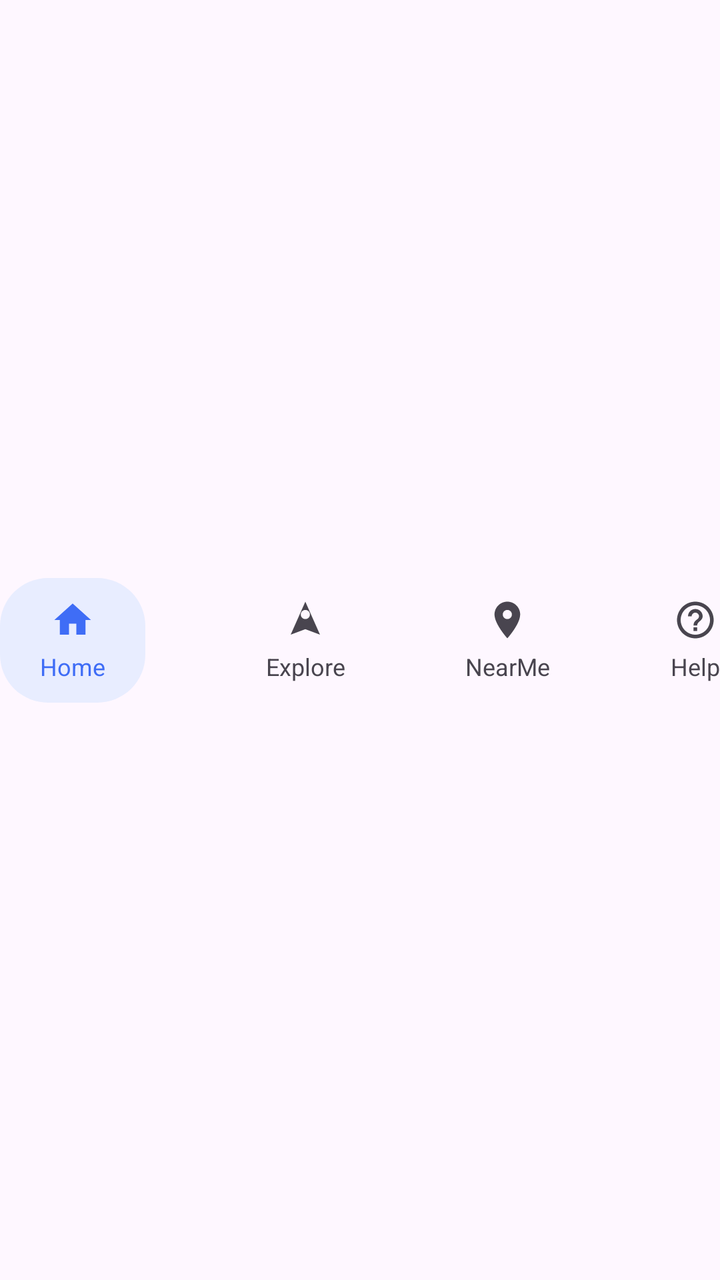
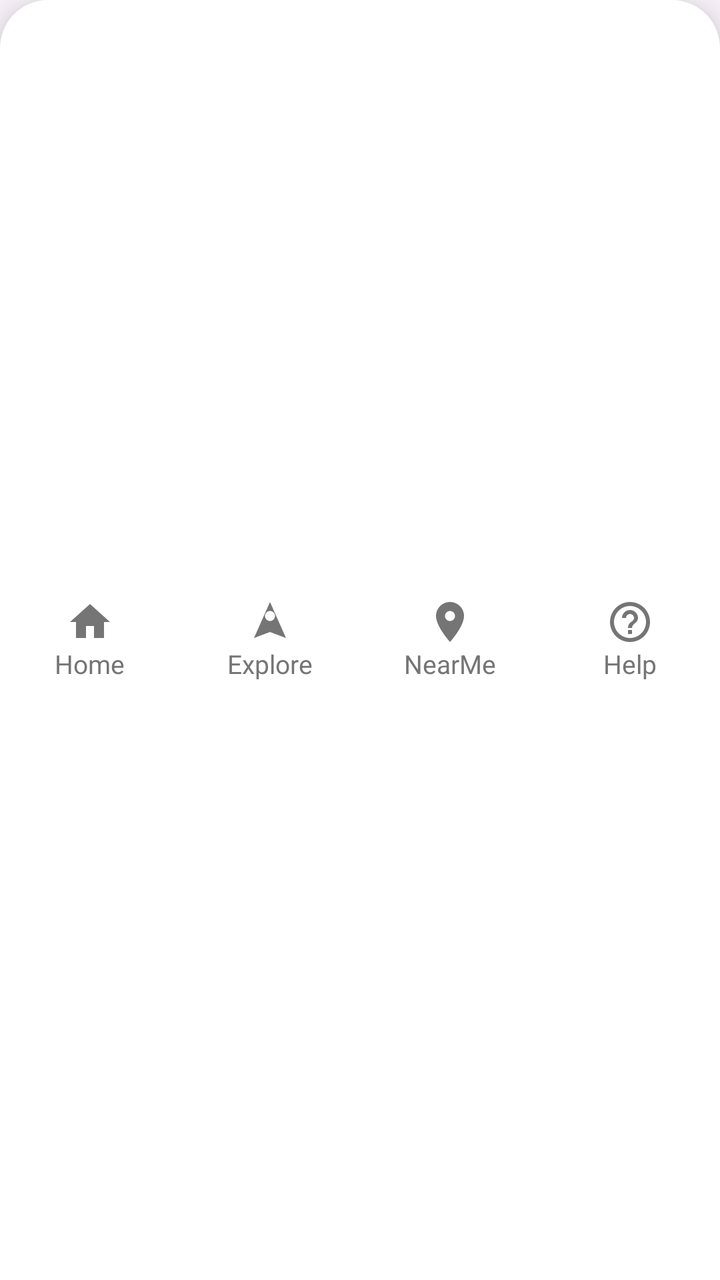

An Android layout rendered at two revisions. The XML below is the earlier revision; the diff shows what the commit changed to produce the second picture.
<!-- AndroidManifest.xml: application theme Theme.CampusSaathi -->
<!-- res/layout/layout_cs_footer.xml -->
<?xml version="1.0" encoding="utf-8"?>
<androidx.constraintlayout.widget.ConstraintLayout
    xmlns:android="http://schemas.android.com/apk/res/android"
    xmlns:app="http://schemas.android.com/apk/res-auto"
    android:id="@+id/cs_footer_root"
    android:layout_width="match_parent"
    android:layout_height="@dimen/cs_footer_height">

    
    <LinearLayout
        android:id="@+id/cs_footer_home_container"
        android:layout_width="wrap_content"
        android:layout_height="wrap_content"
        android:orientation="vertical"
        android:gravity="center"
        android:paddingHorizontal="@dimen/cs_footer_selected_padding_horizontal"
        android:paddingVertical="@dimen/cs_footer_selected_padding_vertical"
        android:background="@drawable/cs_footer_bg_selected"
        app:layout_constraintStart_toStartOf="parent"
        app:layout_constraintTop_toTopOf="parent"
        app:layout_constraintBottom_toBottomOf="parent">

        <ImageView
            android:id="@+id/cs_footer_home_icon"
            android:layout_width="@dimen/cs_footer_icon"
            android:layout_height="@dimen/cs_footer_icon"
            android:src="@drawable/cs_ic_footer_home"
            app:tint="@color/cs_primary"/>

        <TextView
            android:id="@+id/cs_footer_home_text"
            android:layout_width="wrap_content"
            android:layout_height="wrap_content"
            android:text="Home"
            android:textSize="@dimen/cs_footer_text"
            android:textColor="@color/cs_primary"
            android:layout_marginTop="@dimen/cs_spacing_small"/>
    </LinearLayout>

    
    <LinearLayout
        android:id="@+id/cs_footer_explore_container"
        android:layout_width="wrap_content"
        android:layout_height="wrap_content"
        android:orientation="vertical"
        android:gravity="center"
        app:layout_constraintStart_toEndOf="@id/cs_footer_home_container"
        app:layout_constraintEnd_toStartOf="@id/cs_footer_nearme_container"
        app:layout_constraintTop_toTopOf="parent"
        app:layout_constraintBottom_toBottomOf="parent">

        <ImageView
            android:id="@+id/cs_footer_explore_icon"
            android:layout_width="@dimen/cs_footer_icon"
            android:layout_height="@dimen/cs_footer_icon"
            android:src="@drawable/cs_ic_footer_explore"
            app:tint="@color/cs_text_secondary"/>

        <TextView
            android:id="@+id/cs_footer_explore_text"
            android:layout_width="wrap_content"
            android:layout_height="wrap_content"
            android:text="Explore"
            android:textSize="@dimen/cs_footer_text"
            android:textColor="@color/cs_text_secondary"
            android:layout_marginTop="@dimen/cs_spacing_small"/>
    </LinearLayout>

    
    <LinearLayout
        android:id="@+id/cs_footer_nearme_container"
        android:layout_width="wrap_content"
        android:layout_height="wrap_content"
        android:orientation="vertical"
        android:gravity="center"
        app:layout_constraintStart_toEndOf="@id/cs_footer_explore_container"
        app:layout_constraintEnd_toStartOf="@id/cs_footer_help_container"
        app:layout_constraintTop_toTopOf="parent"
        app:layout_constraintBottom_toBottomOf="parent">

        <ImageView
            android:id="@+id/cs_footer_nearme_icon"
            android:layout_width="@dimen/cs_footer_icon"
            android:layout_height="@dimen/cs_footer_icon"
            android:src="@drawable/cs_ic_footer_nearme"
            app:tint="@color/cs_text_secondary"/>

        <TextView
            android:id="@+id/cs_footer_nearme_text"
            android:layout_width="wrap_content"
            android:layout_height="wrap_content"
            android:text="NearMe"
            android:textSize="@dimen/cs_footer_text"
            android:textColor="@color/cs_text_secondary"
            android:layout_marginTop="@dimen/cs_spacing_small"/>
    </LinearLayout>

    
    <LinearLayout
        android:id="@+id/cs_footer_help_container"
        android:layout_width="wrap_content"
        android:layout_height="wrap_content"
        android:orientation="vertical"
        android:gravity="center"
        app:layout_constraintEnd_toEndOf="parent"
        app:layout_constraintTop_toTopOf="parent"
        app:layout_constraintBottom_toBottomOf="parent">

        <ImageView
            android:id="@+id/cs_footer_help_icon"
            android:layout_width="@dimen/cs_footer_icon"
            android:layout_height="@dimen/cs_footer_icon"
            android:src="@drawable/cs_ic_footer_help"
            app:tint="@color/cs_text_secondary"/>

        <TextView
            android:id="@+id/cs_footer_help_text"
            android:layout_width="wrap_content"
            android:layout_height="wrap_content"
            android:text="Help"
            android:textSize="@dimen/cs_footer_text"
            android:textColor="@color/cs_text_secondary"
            android:layout_marginTop="@dimen/cs_spacing_small"/>
    </LinearLayout>

</androidx.constraintlayout.widget.ConstraintLayout>
<!-- resources referenced by this layout -->
<resources>
  <color name="cs_primary">#3F6DF6</color>
  <color name="cs_text_secondary">?attr/colorOnSurfaceVariant</color>
  <dimen name="cs_footer_height">72dp</dimen>
  <dimen name="cs_footer_icon">22dp</dimen>
  <dimen name="cs_footer_selected_padding_horizontal">20dp</dimen>
  <dimen name="cs_footer_selected_padding_vertical">10dp</dimen>
  <dimen name="cs_footer_text">12sp</dimen>
  <dimen name="cs_spacing_small">4dp</dimen>
  <!-- drawable cs_footer_bg_selected (drawable) -->
  <?xml version="1.0" encoding="utf-8"?>
  <shape xmlns:android="http://schemas.android.com/apk/res/android">
      <solid android:color="@color/cs_primary_light"/>
      <corners android:radius="@dimen/cs_footer_selected_radius"/>
  </shape>
  <!-- drawable cs_ic_footer_explore (drawable) -->
  <vector xmlns:android="http://schemas.android.com/apk/res/android"
      android:width="24dp"
      android:height="24dp"
      android:viewportWidth="24"
      android:viewportHeight="24">
  
      <path
          android:fillColor="?attr/colorOnSurface"
          android:pathData="M12,2L4,20l8,-3 8,3 -8,-18zm0,4.5c1.38,0 2.5,1.12 2.5,2.5S13.38,11.5 12,11.5 9.5,10.38 9.5,9 10.62,6.5 12,6.5z"/>
  </vector>
  <!-- drawable cs_ic_footer_help (drawable) -->
  <vector xmlns:android="http://schemas.android.com/apk/res/android"
      android:width="24dp"
      android:height="24dp"
      android:viewportWidth="24"
      android:viewportHeight="24">
  
      <path
          android:fillColor="?attr/colorOnSurface"
          android:pathData="M11,18h2v-2h-2v2zm1,-16C6.48,2 2,6.48 2,12s4.48,10 10,10 10,-4.48 10,-10S17.52,2 12,2zm0,18c-4.41,0 -8,-3.59 -8,-8s3.59,-8 8,-8 8,3.59 8,8 -3.59,8 -8,8zm0,-14c-2.21,0 -4,1.79 -4,4h2c0,-1.1 0.9,-2 2,-2s2,0.9 2,2c0,2 -3,1.75 -3,5h2c0,-2.25 3,-2.5 3,-5 0,-2.21 -1.79,-4 -4,-4z"/>
  </vector>
  <!-- drawable cs_ic_footer_home (drawable) -->
  <vector xmlns:android="http://schemas.android.com/apk/res/android"
      android:width="24dp"
      android:height="24dp"
      android:viewportWidth="24"
      android:viewportHeight="24"
      android:tint="?attr/colorOnSurface">
  
      <path
          android:fillColor="@android:color/white"
          android:pathData="M10,20v-6h4v6h5v-8h3L12,3 2,12h3v8z"/>
  </vector>
  <!-- drawable cs_ic_footer_nearme (drawable) -->
  <vector xmlns:android="http://schemas.android.com/apk/res/android"
      android:width="24dp"
      android:height="24dp"
      android:viewportWidth="24"
      android:viewportHeight="24">
  
      <path
          android:fillColor="?attr/colorOnSurface"
          android:pathData="M12,2C8.13,2 5,5.13 5,9c0,5.25 7,13 7,13s7,-7.75 7,-13c0,-3.87 -3.13,-7 -7,-7zm0,9.5c-1.38,0 -2.5,-1.12 -2.5,-2.5S10.62,6.5 12,6.5s2.5,1.12 2.5,2.5 -1.12,2.5 -2.5,2.5z"/>
  </vector>
  <style name="Theme.CampusSaathi" parent="Base.Theme.CampusSaathi" />
  <color name="cs_primary_light">#E8EDFF</color>
  <dimen name="cs_footer_selected_radius">24dp</dimen>
  <style name="Base.Theme.CampusSaathi" parent="Theme.Material3.Light.NoActionBar">
          
      </style>
</resources>

<!-- the commit's change to res/layout/layout_cs_footer.xml (unified diff, before → after) -->
@@ -4,28 +4,30 @@
     xmlns:app="http://schemas.android.com/apk/res-auto"
     android:id="@+id/cs_footer_root"
     android:layout_width="match_parent"
-    android:layout_height="@dimen/cs_footer_height">
+    android:layout_height="@dimen/cs_footer_height"
+    android:background="@drawable/cs_footer_bg_surface"
+    android:elevation="12dp">
 
     
     <LinearLayout
         android:id="@+id/cs_footer_home_container"
-        android:layout_width="wrap_content"
-        android:layout_height="wrap_content"
+        android:layout_width="0dp"
+        android:layout_height="match_parent"
         android:orientation="vertical"
         android:gravity="center"
-        android:paddingHorizontal="@dimen/cs_footer_selected_padding_horizontal"
-        android:paddingVertical="@dimen/cs_footer_selected_padding_vertical"
-        android:background="@drawable/cs_footer_bg_selected"
         app:layout_constraintStart_toStartOf="parent"
+        app:layout_constraintEnd_toStartOf="@id/cs_footer_explore_container"
         app:layout_constraintTop_toTopOf="parent"
-        app:layout_constraintBottom_toBottomOf="parent">
+        app:layout_constraintBottom_toBottomOf="parent"
+        android:paddingTop="16dp"
+        android:paddingBottom="16dp">
 
         <ImageView
             android:id="@+id/cs_footer_home_icon"
             android:layout_width="@dimen/cs_footer_icon"
             android:layout_height="@dimen/cs_footer_icon"
             android:src="@drawable/cs_ic_footer_home"
-            app:tint="@color/cs_primary"/>
+            app:tint="@color/cs_footer_default"/>
 
         <TextView
             android:id="@+id/cs_footer_home_text"
@@ -33,28 +35,29 @@
             android:layout_height="wrap_content"
             android:text="Home"
             android:textSize="@dimen/cs_footer_text"
-            android:textColor="@color/cs_primary"
-            android:layout_marginTop="@dimen/cs_spacing_small"/>
+            android:textColor="@color/cs_footer_default"/>
     </LinearLayout>
 
     
     <LinearLayout
         android:id="@+id/cs_footer_explore_container"
-        android:layout_width="wrap_content"
-        android:layout_height="wrap_content"
+        android:layout_width="0dp"
+        android:layout_height="match_parent"
         android:orientation="vertical"
         android:gravity="center"
         app:layout_constraintStart_toEndOf="@id/cs_footer_home_container"
         app:layout_constraintEnd_toStartOf="@id/cs_footer_nearme_container"
         app:layout_constraintTop_toTopOf="parent"
-        app:layout_constraintBottom_toBottomOf="parent">
+        app:layout_constraintBottom_toBottomOf="parent"
+        android:paddingTop="16dp"
+        android:paddingBottom="16dp">
 
         <ImageView
             android:id="@+id/cs_footer_explore_icon"
             android:layout_width="@dimen/cs_footer_icon"
             android:layout_height="@dimen/cs_footer_icon"
             android:src="@drawable/cs_ic_footer_explore"
-            app:tint="@color/cs_text_secondary"/>
+            app:tint="@color/cs_footer_default"/>
 
         <TextView
             android:id="@+id/cs_footer_explore_text"
@@ -62,28 +65,29 @@
             android:layout_height="wrap_content"
             android:text="Explore"
             android:textSize="@dimen/cs_footer_text"
-            android:textColor="@color/cs_text_secondary"
-            android:layout_marginTop="@dimen/cs_spacing_small"/>
+            android:textColor="@color/cs_footer_default"/>
     </LinearLayout>
 
     
     <LinearLayout
         android:id="@+id/cs_footer_nearme_container"
-        android:layout_width="wrap_content"
-        android:layout_height="wrap_content"
+        android:layout_width="0dp"
+        android:layout_height="match_parent"
         android:orientation="vertical"
         android:gravity="center"
         app:layout_constraintStart_toEndOf="@id/cs_footer_explore_container"
         app:layout_constraintEnd_toStartOf="@id/cs_footer_help_container"
         app:layout_constraintTop_toTopOf="parent"
-        app:layout_constraintBottom_toBottomOf="parent">
+        app:layout_constraintBottom_toBottomOf="parent"
+        android:paddingTop="16dp"
+        android:paddingBottom="16dp">
 
         <ImageView
             android:id="@+id/cs_footer_nearme_icon"
             android:layout_width="@dimen/cs_footer_icon"
             android:layout_height="@dimen/cs_footer_icon"
             android:src="@drawable/cs_ic_footer_nearme"
-            app:tint="@color/cs_text_secondary"/>
+            app:tint="@color/cs_footer_default"/>
 
         <TextView
             android:id="@+id/cs_footer_nearme_text"
@@ -91,27 +95,29 @@
             android:layout_height="wrap_content"
             android:text="NearMe"
             android:textSize="@dimen/cs_footer_text"
-            android:textColor="@color/cs_text_secondary"
-            android:layout_marginTop="@dimen/cs_spacing_small"/>
+            android:textColor="@color/cs_footer_default"/>
     </LinearLayout>
 
     
     <LinearLayout
         android:id="@+id/cs_footer_help_container"
-        android:layout_width="wrap_content"
-        android:layout_height="wrap_content"
+        android:layout_width="0dp"
+        android:layout_height="match_parent"
         android:orientation="vertical"
         android:gravity="center"
+        app:layout_constraintStart_toEndOf="@id/cs_footer_nearme_container"
         app:layout_constraintEnd_toEndOf="parent"
         app:layout_constraintTop_toTopOf="parent"
-        app:layout_constraintBottom_toBottomOf="parent">
+        app:layout_constraintBottom_toBottomOf="parent"
+        android:paddingTop="16dp"
+        android:paddingBottom="16dp">
 
         <ImageView
             android:id="@+id/cs_footer_help_icon"
             android:layout_width="@dimen/cs_footer_icon"
             android:layout_height="@dimen/cs_footer_icon"
             android:src="@drawable/cs_ic_footer_help"
-            app:tint="@color/cs_text_secondary"/>
+            app:tint="@color/cs_footer_default"/>
 
         <TextView
             android:id="@+id/cs_footer_help_text"
@@ -119,8 +125,7 @@
             android:layout_height="wrap_content"
             android:text="Help"
             android:textSize="@dimen/cs_footer_text"
-            android:textColor="@color/cs_text_secondary"
-            android:layout_marginTop="@dimen/cs_spacing_small"/>
+            android:textColor="@color/cs_footer_default"/>
     </LinearLayout>
 
 </androidx.constraintlayout.widget.ConstraintLayout>
<!-- resource entries referenced after the edit -->
@@ -1,18 +1,15 @@
 <!-- resources referenced by this layout -->
 <resources>
-  <color name="cs_primary">#3F6DF6</color>
-  <color name="cs_text_secondary">?attr/colorOnSurfaceVariant</color>
-  <dimen name="cs_footer_height">72dp</dimen>
-  <dimen name="cs_footer_icon">22dp</dimen>
-  <dimen name="cs_footer_selected_padding_horizontal">20dp</dimen>
-  <dimen name="cs_footer_selected_padding_vertical">10dp</dimen>
-  <dimen name="cs_footer_text">12sp</dimen>
-  <dimen name="cs_spacing_small">4dp</dimen>
-  <!-- drawable cs_footer_bg_selected (drawable) -->
-  <?xml version="1.0" encoding="utf-8"?>
+  <color name="cs_footer_default">#757575</color>
+  <dimen name="cs_footer_height">150dp</dimen>
+  <dimen name="cs_footer_icon">24dp</dimen>
+  <dimen name="cs_footer_text">13sp</dimen>
+  <!-- drawable cs_footer_bg_surface (drawable) -->
   <shape xmlns:android="http://schemas.android.com/apk/res/android">
-      <solid android:color="@color/cs_primary_light"/>
-      <corners android:radius="@dimen/cs_footer_selected_radius"/>
+      <solid android:color="@color/cs_footer_surface"/>
+      <corners
+          android:topLeftRadius="24dp"
+          android:topRightRadius="24dp"/>
   </shape>
   <!-- drawable cs_ic_footer_explore (drawable) -->
   <vector xmlns:android="http://schemas.android.com/apk/res/android"
@@ -60,8 +57,7 @@
           android:pathData="M12,2C8.13,2 5,5.13 5,9c0,5.25 7,13 7,13s7,-7.75 7,-13c0,-3.87 -3.13,-7 -7,-7zm0,9.5c-1.38,0 -2.5,-1.12 -2.5,-2.5S10.62,6.5 12,6.5s2.5,1.12 2.5,2.5 -1.12,2.5 -2.5,2.5z"/>
   </vector>
   <style name="Theme.CampusSaathi" parent="Base.Theme.CampusSaathi" />
-  <color name="cs_primary_light">#E8EDFF</color>
-  <dimen name="cs_footer_selected_radius">24dp</dimen>
+  <color name="cs_footer_surface">#FFFFFF</color>
   <style name="Base.Theme.CampusSaathi" parent="Theme.Material3.Light.NoActionBar">
           
       </style>
